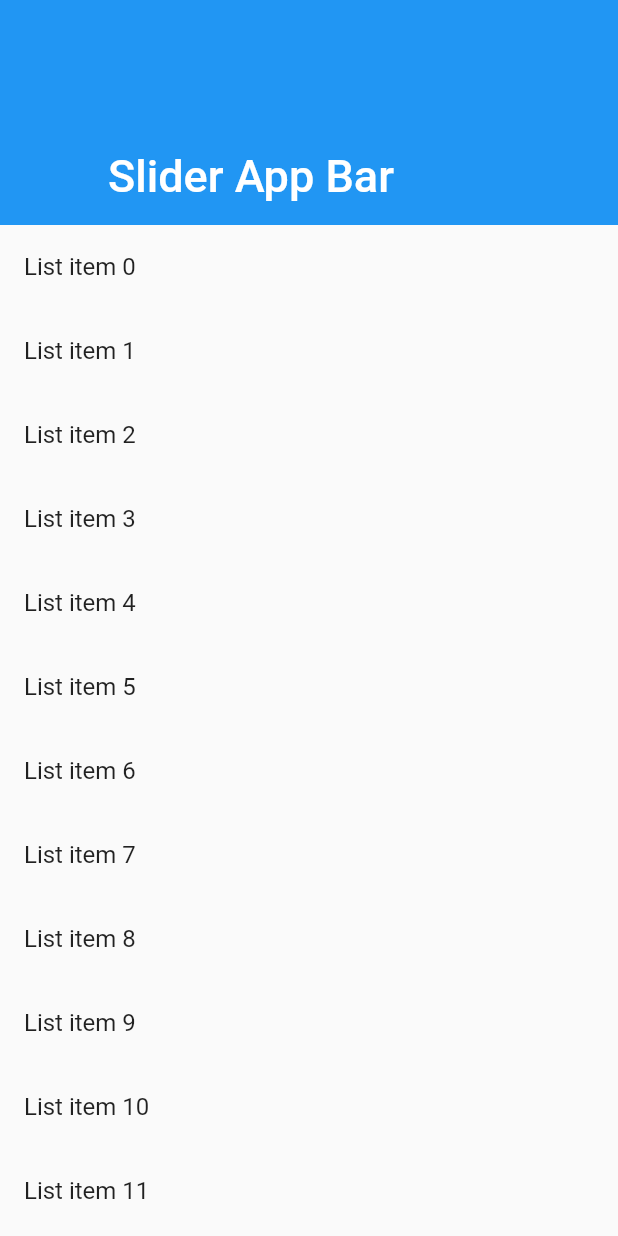
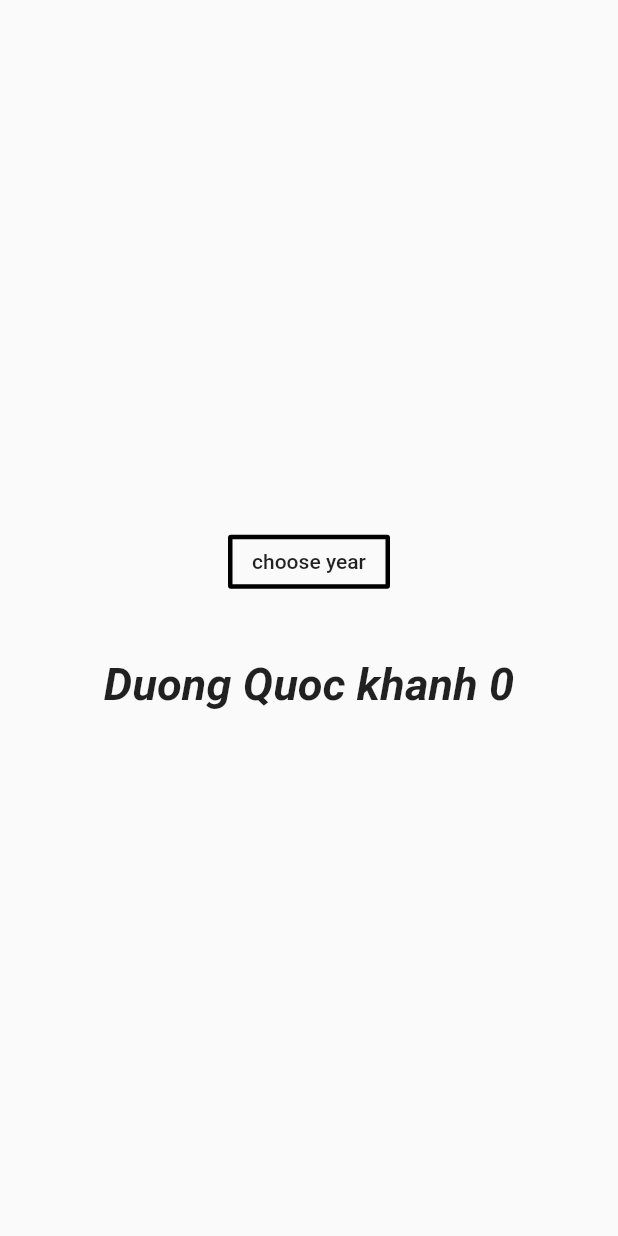
Before and after one commit to dev-khanh/flutter_demo, a Flutter app: the screen it shows after launch, on a phone screen of 412 x 824 dp. Run offline on Flutter 3.47's test engine with Material 2 defaults, Android fonts, the phone set to English and light mode, and no system bars; our stand-ins replace flutter_redux, redux, toast.

Commit message:
Calculator_Animation

```diff
--- /dev/null
+++ b/flutter_app_example/lib/Animation/calculator_animation.dart
@@ -0,0 +1,61 @@
+import 'package:flutter/material.dart';
+
+class Calculator_Animation extends StatefulWidget{
+  @override
+  State<StatefulWidget> createState() => _MyAppState();
+}
+class _MyAppState extends State<Calculator_Animation> with SingleTickerProviderStateMixin{
+  double age = 0.0;
+  var _SelectedYear;
+  Animation _animation;
+  AnimationController _animationController;
+  @override
+  Widget build(BuildContext context) {
+    setState(() {
+      _SelectedYear = null;
+    });
+    return Scaffold(body: new Center(
+      child: Column(
+        mainAxisAlignment: MainAxisAlignment.center,
+        children: <Widget>[
+          new OutlineButton(
+            child: new Text(_SelectedYear != null ? _SelectedYear.toString() : "choose year"),
+            borderSide: new BorderSide(color: Colors.black, width: 3.0),
+            color: Colors.white,
+            onPressed: _showPiker
+          ),
+          new Padding(padding: const EdgeInsets.all(20.0)),
+          new Text('Duong Quoc khanh ${_animation.value.toStringAsFixed(0)}', style: TextStyle(fontSize: 30.0, fontWeight: FontWeight.bold, fontStyle: FontStyle.italic))
+        ],
+      )
+    ),);
+  }
+  @override
+  void initState() {
+    _animationController = new AnimationController(vsync: this, duration: new Duration(milliseconds: 1500));
+    _animation = _animationController;
+    super.initState();
+  }
+  @override
+  void dispose() {
+    super.dispose();
+  }
+  void _showPiker(){
+    showDatePicker(context: context, firstDate: new DateTime(1900), initialDate: new DateTime(2020), lastDate: DateTime.now()).then((DateTime dt){
+      setState(() {
+        _SelectedYear = dt.year;
+        calculateAge();
+      });
+    });
+  }
+  void calculateAge(){
+    setState(() {
+      age = (2020 - _SelectedYear).toDouble();
+      _animation = new Tween<double>(begin: _animation.value, end: age).animate(new CurvedAnimation(parent: _animationController, curve: Curves.fastOutSlowIn));
+      _animation.addListener((){
+        setState(() {});
+      });
+      _animationController.forward();
+    });
+  }
+}
--- a/flutter_app_example/lib/main.dart
+++ b/flutter_app_example/lib/main.dart
@@ -4,6 +4,7 @@ import 'package:flutter/material.dart';
 import 'package:flutterappexample/screen.dart';
 import 'package:toast/toast.dart';
 
+import 'Animation/calculator_animation.dart';
 import 'BottomNavigationBar/bottomnavigationbars.dart';
 import 'LifeCycle/lifecyle_handling_orientation.dart';
 import 'Redux/MainRedux.dart';
@@ -22,7 +23,7 @@ void main() => runApp(MaterialApp(title: 'Navigation Basics', home: MyApp(),));
 class MyApp extends StatelessWidget{
   @override
   Widget build(BuildContext context) {
-    return Collapsing_Toolbar();
+    return Calculator_Animation();
   }
 }
 //SHOW HIDE SETSTATE STATE
```
